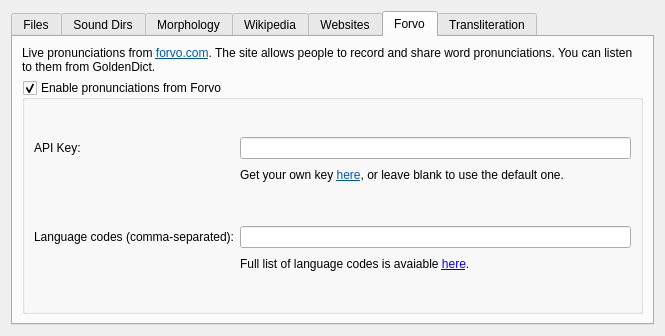
The window that sources.ui (goldendict/goldendict) describes before a commit, drawn with Qt 5.
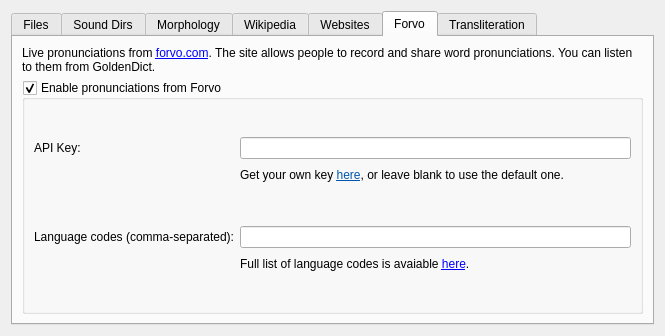
The same window after the commit. The open tabs and pages were chosen to show the change. Icons and pictures are not drawn.

Commit message: Fix font problems in the Forvo tab.

Patch:
```diff
--- a/sources.ui
+++ b/sources.ui
@@ -352,14 +352,7 @@
           </sizepolicy>
          </property>
          <property name="text">
-          <string>&lt;!DOCTYPE HTML PUBLIC &quot;-//W3C//DTD HTML 4.0//EN&quot; &quot;http://www.w3.org/TR/REC-html40/strict.dtd&quot;&gt;
-&lt;html&gt;&lt;head&gt;&lt;meta name=&quot;qrichtext&quot; content=&quot;1&quot; /&gt;&lt;style type=&quot;text/css&quot;&gt;
-p, li { white-space: pre-wrap; }
-&lt;/style&gt;&lt;/head&gt;&lt;body style=&quot; font-family:'DejaVu Sans'; font-size:9pt; font-weight:400; font-style:normal;&quot;&gt;
-&lt;table border=&quot;0&quot; style=&quot;-qt-table-type: root; margin-top:4px; margin-bottom:4px; margin-left:4px; margin-right:4px;&quot;&gt;
-&lt;tr&gt;
-&lt;td style=&quot;border: none;&quot;&gt;
-&lt;p style=&quot; margin-top:0px; margin-bottom:0px; margin-left:0px; margin-right:0px; -qt-block-indent:0; text-indent:0px;&quot;&gt;Live pronunciations from &lt;a href=&quot;http://www.forvo.com/&quot;&gt;&lt;span style=&quot; text-decoration: underline; color:#0057ae;&quot;&gt;forvo.com&lt;/span&gt;&lt;/a&gt;. The site allows people to record and share word pronunciations. You can listen to them from GoldenDict.&lt;/p&gt;&lt;/td&gt;&lt;/tr&gt;&lt;/table&gt;&lt;/body&gt;&lt;/html&gt;</string>
+          <string>Live pronunciations from &lt;a href=&quot;http://www.forvo.com/&quot;&gt;forvo.com&lt;/a&gt;. The site allows people to record and share word pronunciations. You can listen to them from GoldenDict.</string>
          </property>
          <property name="wordWrap">
           <bool>true</bool>
```
The commit also changes 1 other file.
